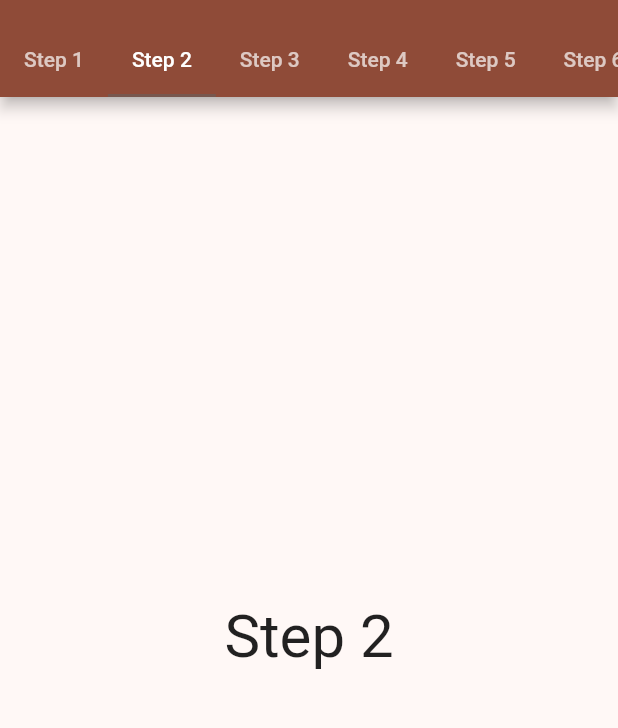
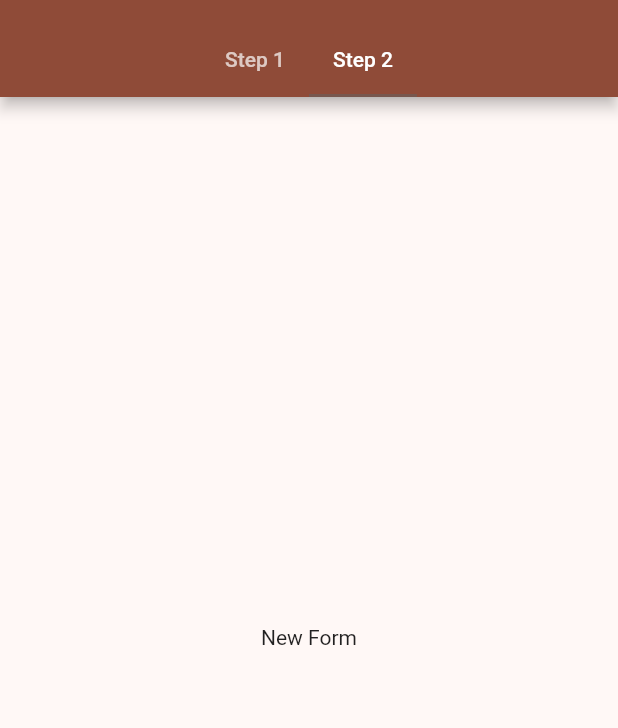
Before and after one commit to george-paul/EDRI, a Flutter app: the SurveyScreen screen opened by its route, tab 2 chosen, on a phone screen of 412 x 824 dp, the part 59-787 px from its top. Run offline on Flutter 3.47's test engine with Material 2 defaults, Android fonts, the phone set to English and light mode, and no system bars; our stand-ins replace firebase_auth, firebase_core, fluttertoast, pinput; accounts and stored records are empty.

Commit message:
Added first tab

```diff
--- /dev/null
+++ b/src/edri/lib/forms/firstform_form.dart
@@ -0,0 +1,19 @@
+import 'package:flutter/material.dart';
+
+class FirstForm extends StatefulWidget {
+  const FirstForm({Key? key}) : super(key: key);
+
+  @override
+  _FirstFormState createState() => _FirstFormState();
+}
+
+class _FirstFormState extends State<FirstForm> {
+  @override
+  Widget build(BuildContext context) {
+    return Container(
+      child: Center(
+        child: Text("New Form"),
+      ),
+    );
+  }
+}
--- /dev/null
+++ b/src/edri/lib/forms/forms.dart
@@ -0,0 +1,2 @@
+export 'inspectordetails_form.dart';
+export 'firstform_form.dart';
--- a/src/edri/lib/survey_screen.dart
+++ b/src/edri/lib/forms/survey_screen.dart
@@ -1,6 +1,8 @@
 import 'package:firebase_auth/firebase_auth.dart';
 import 'package:flutter/material.dart';
 import 'package:fluttertoast/fluttertoast.dart';
+
+import 'forms.dart';
 
 class SurveyScreen extends StatefulWidget {
   const SurveyScreen({Key? key}) : super(key: key);
@@ -10,28 +12,29 @@ class SurveyScreen extends StatefulWidget {
   _SurveyScreenState createState() => _SurveyScreenState();
 }
 
-const dummyTabsLength = 10;
-
 class _SurveyScreenState extends State<SurveyScreen> {
   FirebaseAuth auth = FirebaseAuth.instance;
-  List<Tab> tabs = List.generate(dummyTabsLength, (index) {
-    return Tab(
-      text: "Step ${index + 1}",
-    );
-  });
-  List<Widget> tabViews = List.generate(dummyTabsLength, (index) {
-    return Center(
-      child: Text(
-        "Step ${index + 1}",
-        style: const TextStyle(fontSize: 40),
-      ),
-    );
-  });
+  List<Widget> tabViews = [
+    const InspectorDetails(),
+    const FirstForm(),
+  ];
+
+  List<Tab> tabs = [];
+
+  @override
+  void initState() {
+    tabs = List.generate(tabViews.length, (index) {
+      return Tab(
+        text: "Step ${index + 1}",
+      );
+    });
+    super.initState();
+  }
 
   @override
   Widget build(BuildContext context) {
     return DefaultTabController(
-      length: dummyTabsLength,
+      length: tabs.length,
       child: Scaffold(
         appBar: AppBar(
           title: const Text("EDRI"),
--- a/src/edri/lib/routes.dart
+++ b/src/edri/lib/routes.dart
@@ -1,2 +1,2 @@
 export 'login_screen.dart';
-export 'survey_screen.dart';
+export 'forms/survey_screen.dart';
```
Also changed, not shown: src/edri/lib/forms/inspectordetails_form.dart (added, +75 -0 lines), src/edri/lib/login_screen.dart (+0 -30 lines).
